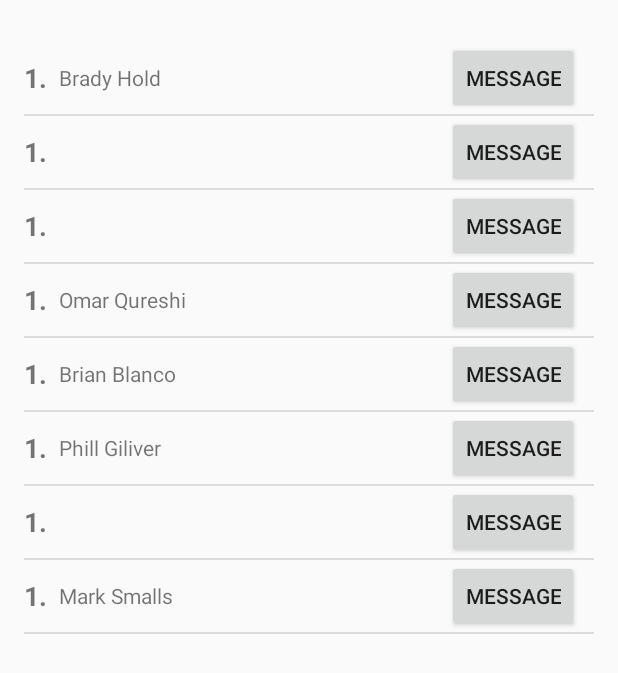
After one commit to StephenAman/CS-194, an Android app: the SignUpActivity screen opened directly, with no data from a screen before it, on a phone screen of 412 x 824 dp. The commit adds this screen. Shown: the top 673 px of the screen. Run offline under Robolectric (Android 15) with nearby library versions, the phone set to English and light mode, and no system bars.

Commit message:
added bare bones sign up activity

```diff
--- a/Micspot/app/src/main/AndroidManifest.xml
+++ b/Micspot/app/src/main/AndroidManifest.xml
@@ -34,19 +34,21 @@
 
         <activity
             android:name=".MicMap"
-            android:label="@string/title_activity_mic_map">
-        </activity>
-        <activity
-            android:name=".LoginActivity">
+            android:label="@string/title_activity_mic_map"></activity>
+        <activity android:name=".LoginActivity">
             <intent-filter>
                 <action android:name="android.intent.action.MAIN" />
+
                 <category android:name="android.intent.category.LAUNCHER" />
             </intent-filter>
         </activity>
         <activity
             android:name=".MicDetails"
             android:label="@string/title_activity_mic_details"
-            android:theme="@style/AppTheme.NoActionBar"></activity>
+            android:theme="@style/AppTheme.NoActionBar" />
+        <activity
+            android:name=".SignUpActivity"
+            android:label="@string/title_activity_sign_up"></activity>
     </application>
 
 </manifest>
--- a/Micspot/app/src/main/java/com/example/pball/micspot/MicMap.java
+++ b/Micspot/app/src/main/java/com/example/pball/micspot/MicMap.java
@@ -1,5 +1,6 @@
 package com.example.pball.micspot;
 
+import android.content.Intent;
 import android.graphics.Bitmap;
 import android.support.annotation.NonNull;
 import android.support.annotation.Nullable;
@@ -35,12 +36,13 @@ import retrofit2.Call;
 import retrofit2.Callback;
 import retrofit2.Response;
 
-public class MicMap extends FragmentActivity implements OnMapReadyCallback,
+public class MicMap extends FragmentActivity implements OnMapReadyCallback, GoogleMap.OnInfoWindowClickListener,
                                                         Callback<List<MicSpotService.MicSummary>> {
     private GoogleMap mMap;
     private MicSpotService service;
     private Map<String, MicSpotService.MicSummary> mics;
     static public final String PREF_FILE = "SharedPrefs";
+    private int micId;
 
     @Override
     protected void onCreate(Bundle savedInstanceState) {
@@ -110,15 +112,30 @@ public class MicMap extends FragmentActivity implements OnMapReadyCallback,
 
                 TextView windowDetails = new TextView(MicMap.this);
                 MicSpotService.MicSummary mic = mics.get(marker.getTitle());
+                micId = Integer.parseInt(mic.micId);//used to pass into signup intent
                 windowDetails = populateText(windowDetails, mic);
 
                 parent.addView(windowDetails);
                 Button signupButton = new Button(MicMap.this);
                 signupButton.setText("Sign Up");
+                /*
+                signupButton.setOnClickListener(new View.OnClickListener() {
+                    public void onClick(View v) {
+                        System.out.println("Chicks");
+                        //Intent micIntent = new Intent(MicMap.this, SignUpActivity.class);
+                        System.out.println("chicks????");
+                        //micIntent.putExtra("micId", micId); //Gives micId to signup to query db
+                        System.out.println("also chicks");
+                        //MicMap.this.startActivity(micIntent);
+                    }
+                });
+                */
                 parent.addView(signupButton);
                 return parent;
             }
         });
+
+        mMap.setOnInfoWindowClickListener(this);
     }
 
     /**
@@ -157,4 +174,11 @@ public class MicMap extends FragmentActivity implements OnMapReadyCallback,
         windowText.append("Next event: " + dateString);
         return windowText;
     }
+
+    @Override
+    public void onInfoWindowClick(Marker marker) {
+        Intent micIntent = new Intent(MicMap.this, SignUpActivity.class);
+        micIntent.putExtra("micId", micId); //Gives micId to signup to query db
+        MicMap.this.startActivity(micIntent);
+    }
 }
--- /dev/null
+++ b/Micspot/app/src/main/java/com/example/pball/micspot/SignUpActivity.java
@@ -0,0 +1,38 @@
+package com.example.pball.micspot;
+
+import android.os.Bundle;
+import android.app.Activity;
+import android.widget.ArrayAdapter;
+import android.widget.ListView;
+
+import java.util.ArrayList;
+import java.util.Arrays;
+import java.util.List;
+
+public class SignUpActivity extends Activity {
+
+    private ListView signupListView;
+    private ArrayAdapter<String> listAdapter ;
+
+    @Override
+    protected void onCreate(Bundle savedInstanceState) {
+        super.onCreate(savedInstanceState);
+        setContentView(R.layout.activity_sign_up);
+
+        signupListView = (ListView) findViewById(R.id.signup_list);
+        ArrayList<String> signupList = new ArrayList<String>();
+
+        //TODO: load this array by querying the backend
+        String[] signupArr = {"Brady Hold", " ", " ", "Omar Qureshi", "Brian Blanco", "Phill Giliver", " ", "Mark Smalls"};
+        signupList.addAll(Arrays.asList(signupArr));
+        System.out.println("before listadapter");
+        listAdapter = new ArrayAdapter<String>(this, R.layout.filled_signup, R.id.signup_name, signupList);
+        //listAdapter
+        System.out.println("second to last line of signup");
+        signupListView.setAdapter(listAdapter);
+
+    }
+
+
+
+}
--- /dev/null
+++ b/Micspot/app/src/main/res/layout/activity_sign_up.xml
@@ -0,0 +1,20 @@
+<?xml version="1.0" encoding="utf-8"?>
+<RelativeLayout xmlns:android="http://schemas.android.com/apk/res/android"
+    xmlns:tools="http://schemas.android.com/tools"
+    android:id="@+id/activity_sign_up"
+    android:layout_width="match_parent"
+    android:layout_height="match_parent"
+    android:paddingBottom="@dimen/activity_vertical_margin"
+    android:paddingLeft="@dimen/activity_horizontal_margin"
+    android:paddingRight="@dimen/activity_horizontal_margin"
+    android:paddingTop="@dimen/activity_vertical_margin"
+    tools:context="com.example.pball.micspot.SignUpActivity">
+
+    <ListView
+        android:id="@+id/signup_list"
+        android:layout_width="match_parent"
+        android:layout_height="match_parent"
+        android:layout_alignParentTop="true"
+        android:layout_centerHorizontal="true"
+        android:layout_marginTop="12dp" />
+</RelativeLayout>
--- /dev/null
+++ b/Micspot/app/src/main/res/layout/filled_signup.xml
@@ -0,0 +1,34 @@
+<?xml version="1.0" encoding="utf-8"?>
+<RelativeLayout xmlns:android="http://schemas.android.com/apk/res/android"
+    android:layout_width="match_parent"
+    android:layout_height="match_parent" >
+
+    <TextView
+        android:id="@+id/signup_num"
+        android:layout_width="wrap_content"
+        android:layout_height="wrap_content"
+        android:layout_centerVertical="true"
+        android:layout_alignParentLeft="true"
+        android:paddingRight="8dp"
+        android:textSize="18sp"
+        android:textStyle="bold"
+        android:text="1."/>
+
+    <TextView
+        android:id="@+id/signup_name"
+        android:layout_width="wrap_content"
+        android:layout_height="wrap_content"
+        android:layout_toRightOf="@id/signup_num"
+        android:layout_centerVertical="true"
+        android:layout_marginRight="5dp" />
+
+    <Button
+        android:id="@+id/message_button"
+        android:layout_width="wrap_content"
+        android:layout_height="wrap_content"
+        android:layout_alignParentRight="true"
+        android:layout_centerVertical="true"
+        android:layout_marginRight="10dp"
+        android:text="Message"/>
+
+</RelativeLayout>
--- a/Micspot/app/src/main/res/values/strings.xml
+++ b/Micspot/app/src/main/res/values/strings.xml
@@ -93,4 +93,5 @@
     </string>
     <string name="action_settings">Settings</string>
     <string name="facebook_app_id">1724080204588083</string>
+    <string name="title_activity_sign_up">SignUpActivity</string>
 </resources>
```
